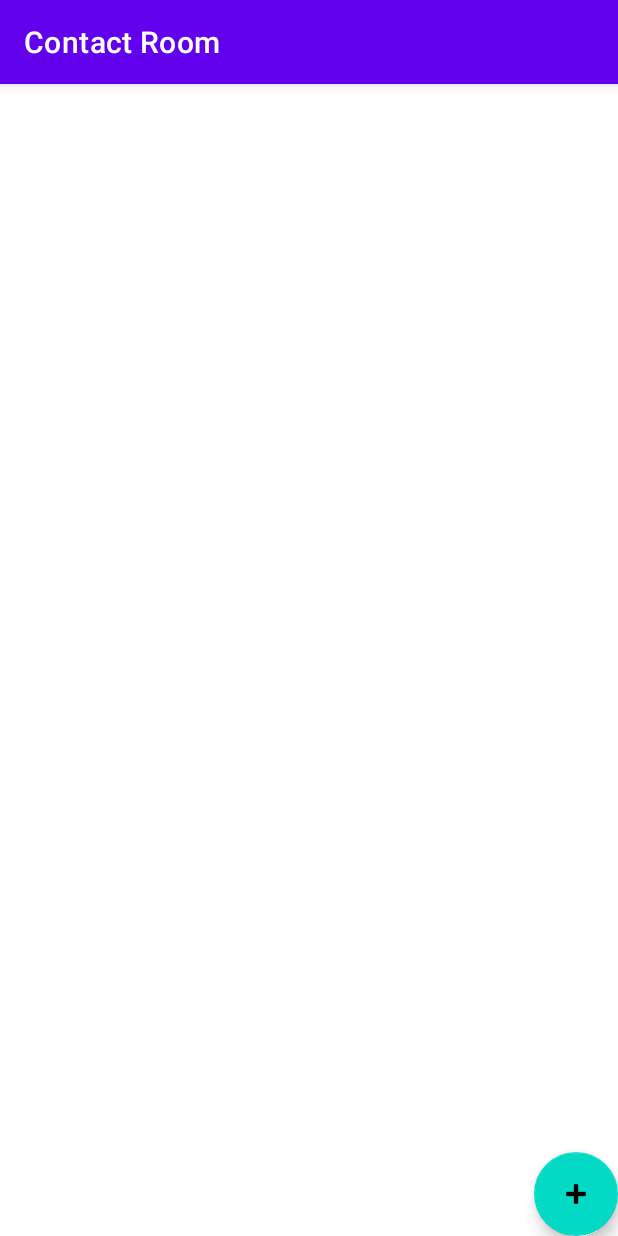
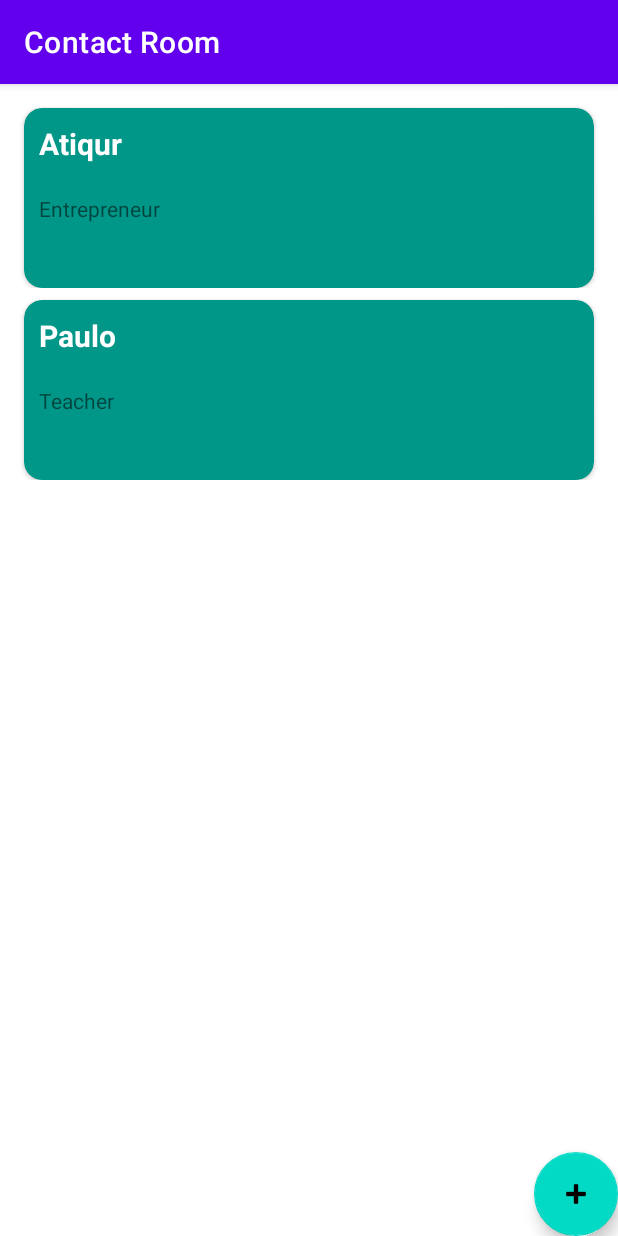
Before and after one commit to atiqur/ContactRoom, an Android app: the screen it shows after launch (MainActivity), on a phone screen of 412 x 824 dp. Run offline under Robolectric (Android 15) with nearby library versions, the phone set to English and light mode, and no system bars; our stand-ins replace Room's generated code.

Commit message:
Setup RecyclerView Adapter

```diff
--- a/app/src/main/java/com/example/contactroom/MainActivity.java
+++ b/app/src/main/java/com/example/contactroom/MainActivity.java
@@ -2,20 +2,29 @@ package com.example.contactroom;
 
 import androidx.annotation.Nullable;
 import androidx.appcompat.app.AppCompatActivity;
+import androidx.lifecycle.LiveData;
 import androidx.lifecycle.ViewModelProvider;
+import androidx.recyclerview.widget.LinearLayoutManager;
+import androidx.recyclerview.widget.RecyclerView;
 
 import android.content.Intent;
 import android.os.Bundle;
 import android.widget.TextView;
 
+import com.example.contactroom.adapter.RecyclerViewAdapter;
 import com.example.contactroom.model.Contact;
 import com.example.contactroom.model.ContactViewModel;
 import com.google.android.material.floatingactionbutton.FloatingActionButton;
+
+import java.util.List;
 
 public class MainActivity extends AppCompatActivity {
     public static final int NEW_CONTACT_ACTIVITY_REQUEST_CODE = 1;
     private ContactViewModel contactViewModel;
     private TextView textView;
+    private RecyclerView recyclerView;
+    private RecyclerViewAdapter recyclerViewAdapter;
+    private List<Contact> contactList;
 
     @Override
     protected void onCreate(Bundle savedInstanceState) {
@@ -23,16 +32,17 @@ public class MainActivity extends AppCompatActivity {
         setContentView(R.layout.activity_main);
         textView = findViewById(R.id.row_name_textview);
 
+        recyclerView = findViewById(R.id.recycle_view);
+        recyclerView.setHasFixedSize(true);
+        recyclerView.setLayoutManager(new LinearLayoutManager(this));
+
         contactViewModel = new ViewModelProvider.AndroidViewModelFactory(MainActivity.this
                 .getApplication())
                 .create(ContactViewModel.class);
 
         contactViewModel.getAllContacts().observe(this, contacts -> {
-            StringBuilder builder = new StringBuilder();
-            for (Contact contact : contacts) {
-                builder.append(" - ").append(contact.getName()).append(" ").append((contact.getOccupation()));
-            }
-            textView.setText(builder.toString());
+            recyclerViewAdapter = new RecyclerViewAdapter(contacts, MainActivity.this);
+            recyclerView.setAdapter(recyclerViewAdapter);
         });
 
         FloatingActionButton fab = findViewById(R.id.add_contact_fab);
--- a/app/src/main/java/com/example/contactroom/adapter/RecyclerViewAdapter.java
+++ b/app/src/main/java/com/example/contactroom/adapter/RecyclerViewAdapter.java
@@ -1,31 +1,59 @@
 package com.example.contactroom.adapter;
 
+import android.content.Context;
+import android.view.LayoutInflater;
 import android.view.View;
 import android.view.ViewGroup;
+import android.widget.TextView;
 
 import androidx.annotation.NonNull;
+import androidx.lifecycle.LiveData;
 import androidx.recyclerview.widget.RecyclerView;
 
+import com.example.contactroom.R;
+import com.example.contactroom.model.Contact;
+
+import java.util.List;
+import java.util.Objects;
+
 public class RecyclerViewAdapter extends RecyclerView.Adapter<RecyclerViewAdapter.ViewHolder> {
+    private List<Contact> contactList;
+    private Context context;
+
+    public RecyclerViewAdapter(List<Contact> contactList, Context context) {
+        this.contactList = contactList;
+        this.context = context;
+    }
+
     @NonNull
     @Override
     public ViewHolder onCreateViewHolder(@NonNull ViewGroup parent, int viewType) {
-        return null;
+        View view = LayoutInflater.from(parent.getContext())
+                .inflate(R.layout.contact_row, parent, false);
+
+        return new ViewHolder(view);
     }
 
     @Override
     public void onBindViewHolder(@NonNull ViewHolder holder, int position) {
-
+        Contact contact = Objects.requireNonNull(contactList.get(position));
+        holder.name.setText(contact.getName());
+        holder.occupation.setText(contact.getOccupation());
     }
 
     @Override
     public int getItemCount() {
-        return 0;
+        return contactList.size();
     }
 
     public class ViewHolder extends RecyclerView.ViewHolder {
+        public TextView name;
+        public TextView occupation;
+
         public ViewHolder(@NonNull View itemView) {
             super(itemView);
+            name = itemView.findViewById(R.id.row_name_textview);
+            occupation = itemView.findViewById(R.id.row_occupation_textview);
         }
     }
 }
--- a/app/src/main/res/layout/contact_row.xml
+++ b/app/src/main/res/layout/contact_row.xml
@@ -2,7 +2,7 @@
 <androidx.constraintlayout.widget.ConstraintLayout xmlns:android="http://schemas.android.com/apk/res/android"
     xmlns:app="http://schemas.android.com/apk/res-auto"
     android:layout_width="match_parent"
-    android:layout_height="match_parent">
+    android:layout_height="wrap_content">
 
     <androidx.cardview.widget.CardView
         android:id="@+id/card_view"
@@ -31,7 +31,9 @@
                 android:layout_gravity="center_horizontal"
                 android:padding="@dimen/general_padding"
                 android:text="TextView"
-                android:textColor="#FFFFFF" />
+                android:textColor="#FFFFFF"
+                android:textSize="20sp"
+                android:textStyle="bold" />
 
             <TextView
                 android:id="@+id/row_occupation_textview"
```
